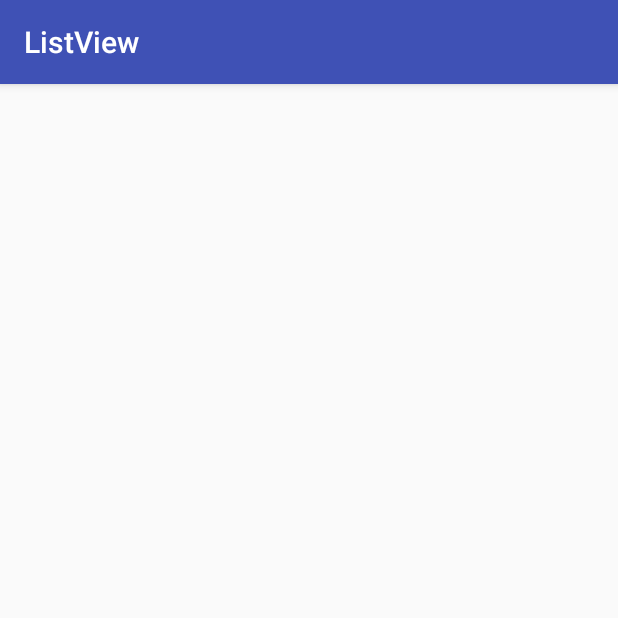
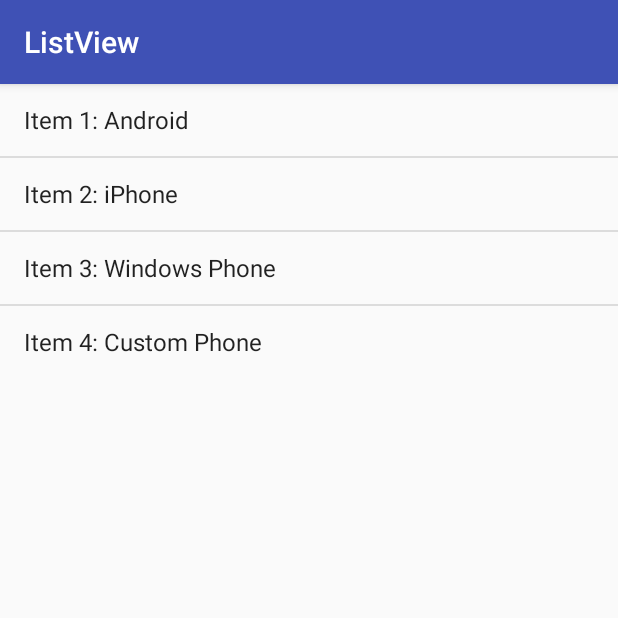
Before and after one commit to supertodtor/WorkShop, an Android app: the screen it shows after launch (MainActivity), on a phone screen of 412 x 824 dp, the top half of it. Run offline under Robolectric (Android 15) with nearby library versions, the phone set to English and light mode, and no system bars.

Commit message:
addListView

```diff
--- a/ListView/app/src/main/java/com/mycom/coe/listview/MainActivity.java
+++ b/ListView/app/src/main/java/com/mycom/coe/listview/MainActivity.java
@@ -2,12 +2,56 @@ package com.mycom.coe.listview;
 
 import android.support.v7.app.AppCompatActivity;
 import android.os.Bundle;
+import android.view.View;
+import android.widget.AdapterView;
+import android.widget.ArrayAdapter;
+import android.widget.ListView;
+import android.widget.Toast;
 
 public class MainActivity extends AppCompatActivity {
+
+    private ListView listView;
 
     @Override
     protected void onCreate(Bundle savedInstanceState) {
         super.onCreate(savedInstanceState);
         setContentView(R.layout.activity_main);
+
+        // Get ListView object from xml
+        listView = (ListView) findViewById(R.id.list);
+
+        // Defined Array values to show in ListView
+        String[] values = new String[]{
+                "Item 1: Android",
+                "Item 2: iPhone ",
+                "Item 3: Windows Phone",
+                "Item 4: Custom Phone"
+        };
+
+        // Define a new Adapter
+        // First parameter - Context
+        // Second parameter - Layout for the row
+        // Third parameter - ID of the TextView to which the data is written (related to layout)
+        // Forth - the Array of data
+        ArrayAdapter<String> adapter = new ArrayAdapter<String>(this,
+                android.R.layout.simple_list_item_1, android.R.id.text1, values);
+        listView.setAdapter(adapter);
+
+        //position starting from 0
+        listView.setOnItemClickListener(new AdapterView.OnItemClickListener() {
+
+            @Override
+            public void onItemClick(AdapterView<?> parent, View view,
+                                    int position, long id) {
+                String  itemValue    = (String) listView.getItemAtPosition(position);
+                Toast.makeText(getApplicationContext(),
+                        "Position :"+ position+"  ListItem : " +itemValue , Toast.LENGTH_LONG)
+                        .show();
+            }
+
+        });
+
+
+
     }
 }
--- a/ListView/app/src/main/res/layout/activity_main.xml
+++ b/ListView/app/src/main/res/layout/activity_main.xml
@@ -9,6 +9,7 @@
 
 
     <ListView
+        android:id="@+id/list"
         android:layout_width="wrap_content"
         android:layout_height="wrap_content"
         tools:layout_editor_absoluteX="8dp"
```
